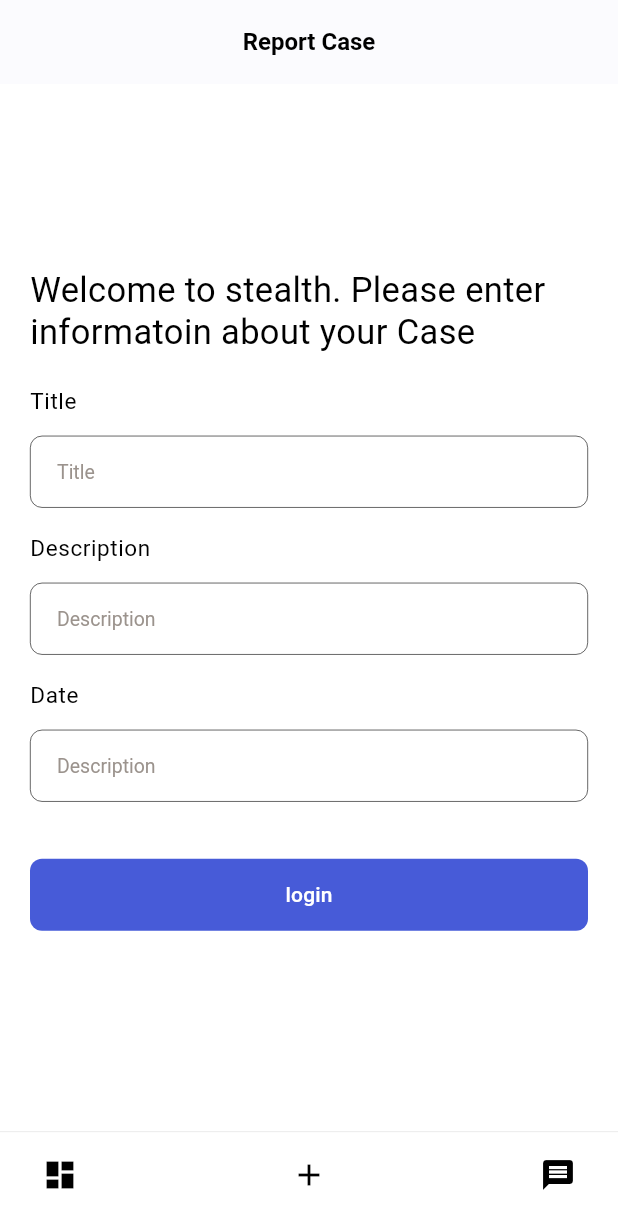
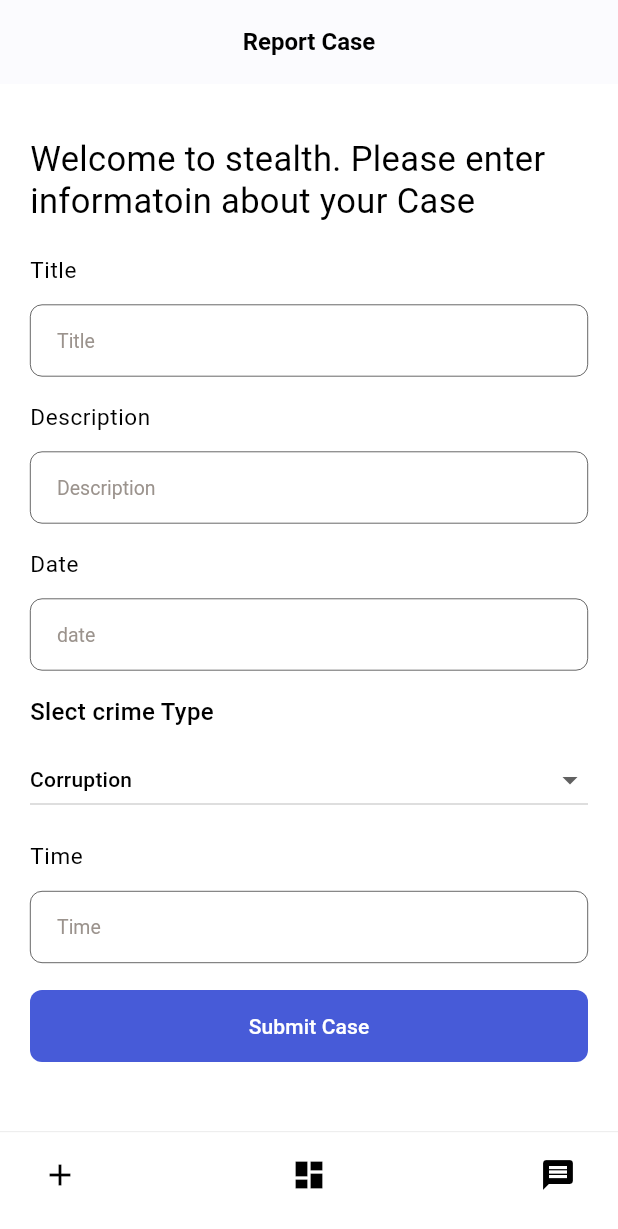
Before and after one commit to TgnDilano/anonymous-crime, a Flutter app: the ReportCase screen opened by its route, on a phone screen of 412 x 824 dp. Shown: the top 1229 px of the screen. Run offline on Flutter 3.47's test engine with Material 2 defaults, Android fonts, the phone set to English and light mode, and no system bars; our stand-ins replace cloud_firestore, firebase_core, flutter_animate, flutter_dotenv, flutter_svg, flutter_vector_icons and 4 more; accounts and stored records are empty; Roboto replaces fonts that are missing (SharpGrotesk).

Commit message:
updates. Working version.

```diff
--- a/lib/app/config/routes/router.dart
+++ b/lib/app/config/routes/router.dart
@@ -7,6 +7,7 @@ import 'package:macos_ui_app/app/pages/dashboard.dart';
 import 'package:macos_ui_app/app/pages/home_page.dart';
 import 'package:macos_ui_app/app/pages/login_page.dart';
 import 'package:macos_ui_app/app/pages/message_page.dart';
+import 'package:macos_ui_app/app/pages/register_page.dart';
 import 'package:macos_ui_app/app/pages/report_case.dart';
 
 typedef MapOfString = Map<String, dynamic>;
@@ -26,6 +27,10 @@ class AppRouter {
     redirect: (context, state) {
       final bool onloginPage = state.location == AppRoutes.loginPage.path;
       final bool userAutheticated = AppController.find.isLoggedIn.value;
+
+      if(state.location == AppRoutes.registerPage.path){
+        return AppRoutes.loginPage.path;
+      }
 
       if (!userAutheticated) {
         return AppRoutes.loginPage.path;
@@ -66,6 +71,11 @@ class AppRouter {
         name: AppRoutes.loginPage.name,
         builder: (state, context) => const LoginPage(),
       ),
+      GoRoute(
+        path: AppRoutes.registerPage.path,
+        name: AppRoutes.registerPage.name,
+        builder: (state, context) => const RegisterPage(),
+      ),
     ],
   );
 }
--- a/lib/app/config/routes/routes.dart
+++ b/lib/app/config/routes/routes.dart
@@ -2,6 +2,11 @@ enum AppRoutes {
   loginPage(
     name: "loginPage",
     path: "/loginPage",
+  ),
+
+  registerPage(
+    name: "registerPage",
+    path: "/registerPage",
   ),
 
   messagePage(
--- a/lib/app/pages/dashboard.dart
+++ b/lib/app/pages/dashboard.dart
@@ -8,6 +8,7 @@ class DashboardPage extends StatelessWidget {
     return Scaffold(
       appBar: AppBar(
         title: const Text("Dashboard"),
+        leading: const SizedBox(),
       ),
     );
   }
--- a/lib/app/pages/report_case.dart
+++ b/lib/app/pages/report_case.dart
@@ -13,6 +13,7 @@ class ReportCase extends StatefulWidget {
 class _ReportCaseState extends State<ReportCase> {
   var data = {};
   final isLoadin = false.vn;
+  String dropdownValue = 'Corruption';
 
   loginUser() {}
 
@@ -72,7 +73,7 @@ class _ReportCaseState extends State<ReportCase> {
                 18.height,
                 NInputField(
                   title: "Date",
-                  hintText: 'Description',
+                  hintText: 'date',
                   onChange: (str) {
                     data = {
                       ...data,
@@ -81,12 +82,59 @@ class _ReportCaseState extends State<ReportCase> {
                   },
                 ),
                 18.height,
-                const SizedBox(height: 20),
+                SizedBox(
+                  width: double.infinity,
+                  child: Column(
+                    crossAxisAlignment: CrossAxisAlignment.start,
+                    children: [
+                      const Text("Slect crime Type"),
+                      12.height,
+                      SizedBox(
+                        width: double.infinity,
+                        child: DropdownButton<String>(
+                          isExpanded: true,
+                          value: dropdownValue,
+                          items: <String>[
+                            'Theft',
+                            'Murder',
+                            'Corruption',
+                            'Homiecide'
+                          ].map<DropdownMenuItem<String>>((String value) {
+                            return DropdownMenuItem<String>(
+                              value: value,
+                              child: Text(
+                                value,
+                                style: const TextStyle(fontSize: 14),
+                              ),
+                            );
+                          }).toList(),
+                          onChanged: (String? newValue) {
+                            setState(() {
+                              dropdownValue = newValue!;
+                            });
+                          },
+                        ),
+                      ),
+                    ],
+                  ),
+                ),
+                18.height,
+                NInputField(
+                  title: "Time",
+                  hintText: 'Time',
+                  onChange: (str) {
+                    data = {
+                      ...data,
+                      "name": str,
+                    };
+                  },
+                ),
+                18.height,
                 ValueListenableBuilder(
                   valueListenable: isLoadin,
                   builder: (context, value, _) {
                     return NButton(
-                      text: "login",
+                      text: "Submit Case",
                       onTap: loginUser,
                       isLoading: value,
                     );
--- a/lib/app/services/storage_services.dart
+++ b/lib/app/services/storage_services.dart
@@ -8,6 +8,7 @@ class LocalStoregeServices {
 
   Future<SharedPreferences> initPrefs() async {
     _prefs = await SharedPreferences.getInstance();
+    await _prefs.clear();
     return _prefs;
   }
 
--- a/lib/app/widget/bottom_nav_bar.dart
+++ b/lib/app/widget/bottom_nav_bar.dart
@@ -1,13 +1,19 @@
 import 'package:flutter/material.dart';
 import 'package:get/get.dart';
 import 'package:go_router/go_router.dart';
+import 'package:macos_ui_app/app/config/routes/router.dart';
 import 'package:macos_ui_app/app/config/routes/routes.dart';
+import 'package:macos_ui_app/app/constants/colors.dart';
 
 class NavItem {
   final String routeName;
+  final String routePath;
   final IconData iconData;
 
-  NavItem({required this.routeName, required this.iconData});
+  NavItem(
+      {required this.routeName,
+      required this.iconData,
+      required this.routePath});
 }
 
 class BottomNavBar extends StatefulWidget {
@@ -19,10 +25,29 @@ class BottomNavBar extends StatefulWidget {
 
 class _BottomNavBarState extends State<BottomNavBar> {
   final navbarData = [
-    NavItem(routeName: AppRoutes.dashboardPage.name, iconData: Icons.dashboard),
-    NavItem(routeName: AppRoutes.reportCase.name, iconData: Icons.add),
-    NavItem(routeName: AppRoutes.messagePage.name, iconData: Icons.message),
+    NavItem(
+      routeName: AppRoutes.reportCase.name,
+      iconData: Icons.add,
+      routePath: AppRoutes.reportCase.name,
+    ),
+    NavItem(
+      routeName: AppRoutes.dashboardPage.name,
+      iconData: Icons.dashboard,
+      routePath: AppRoutes.reportCase.name,
+    ),
+    NavItem(
+      routeName: AppRoutes.messagePage.name,
+      iconData: Icons.message,
+      routePath: AppRoutes.reportCase.name,
+    ),
   ];
+
+  Color _getColor(NavItem item, BuildContext context) {
+    if (AppRouter.router.location == item.routePath) {
+      return AppColors.kPrimary;
+    }
+    return context.isDarkMode ? Colors.white24 : Colors.black;
+  }
 
   @override
   Widget build(BuildContext context) {
```
Also changed, not shown: lib/app/pages/login_page.dart (+31 -4 lines), lib/app/pages/message_page.dart (+2 -8 lines), lib/app/pages/register_page.dart (+34 -34 lines), lib/app/widget/message_bubble.dart (added, +169 -0 lines).
